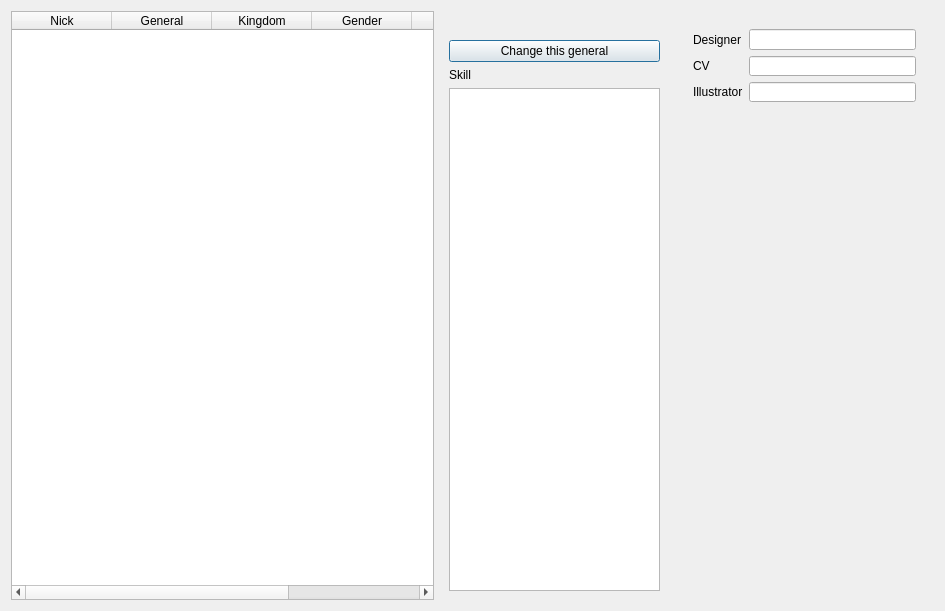
This is src/dialog/generaloverview.ui in Mogara/QSanguosha as Qt 5 draws it before an edit. The edited form follows.
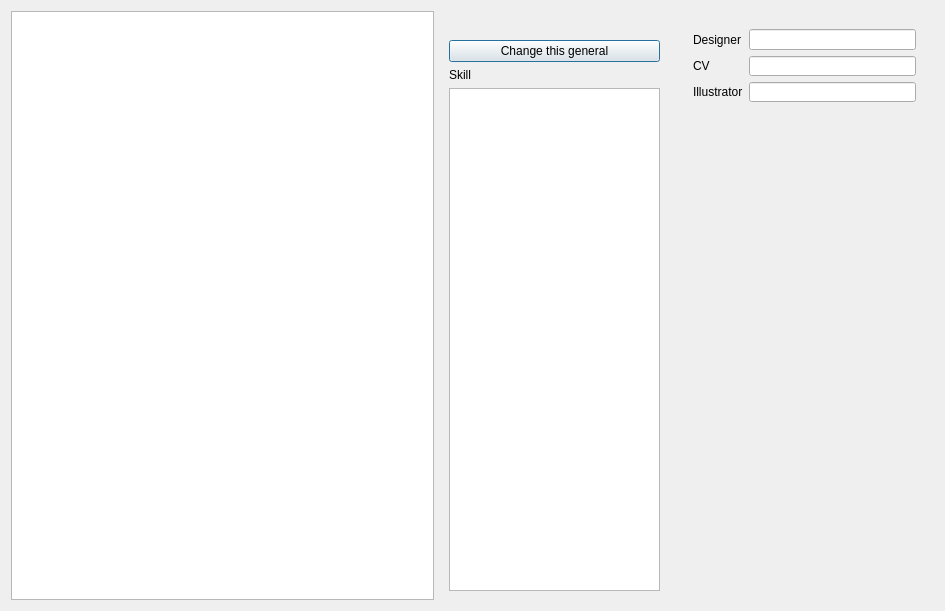
This is the edited form. Icons and pictures are not drawn.

Commit message: Using Model/View framework to display generals

What changed in the file:
```diff
--- a/src/dialog/generaloverview.ui
+++ b/src/dialog/generaloverview.ui
@@ -30,7 +30,7 @@
   </property>
   <layout class="QHBoxLayout" name="horizontalLayout_2">
    <item>
-    <widget class="QTableWidget" name="tableWidget">
+    <widget class="QTableView" name="tableView">
      <property name="editTriggers">
       <set>QAbstractItemView::NoEditTriggers</set>
      </property>
@@ -43,36 +43,6 @@
      <property name="sortingEnabled">
       <bool>true</bool>
      </property>
-     <column>
-      <property name="text">
-       <string>Nick</string>
-      </property>
-     </column>
-     <column>
-      <property name="text">
-       <string>General</string>
-      </property>
-     </column>
-     <column>
-      <property name="text">
-       <string>Kingdom</string>
-      </property>
-     </column>
-     <column>
-      <property name="text">
-       <string>Gender</string>
-      </property>
-     </column>
-     <column>
-      <property name="text">
-       <string>MaxHP</string>
-      </property>
-     </column>
-     <column>
-      <property name="text">
-       <string>Package</string>
-      </property>
-     </column>
     </widget>
    </item>
    <item>
```
Left out of the diff: 2 changed lines with no effect on the pictures. The commit also changes 9 other files.
